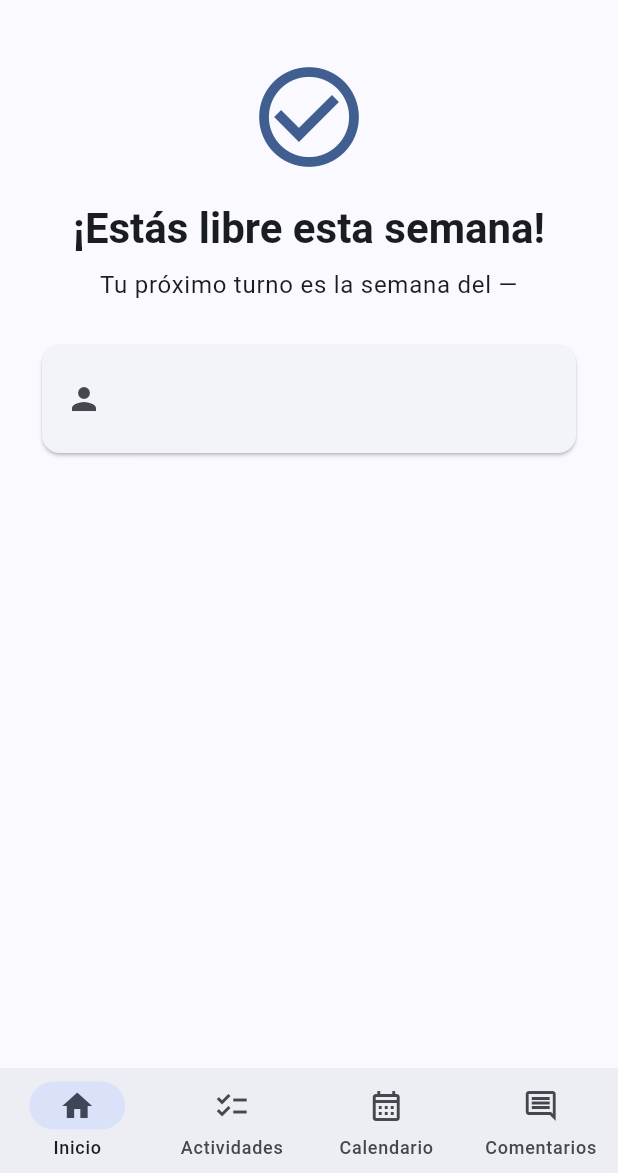
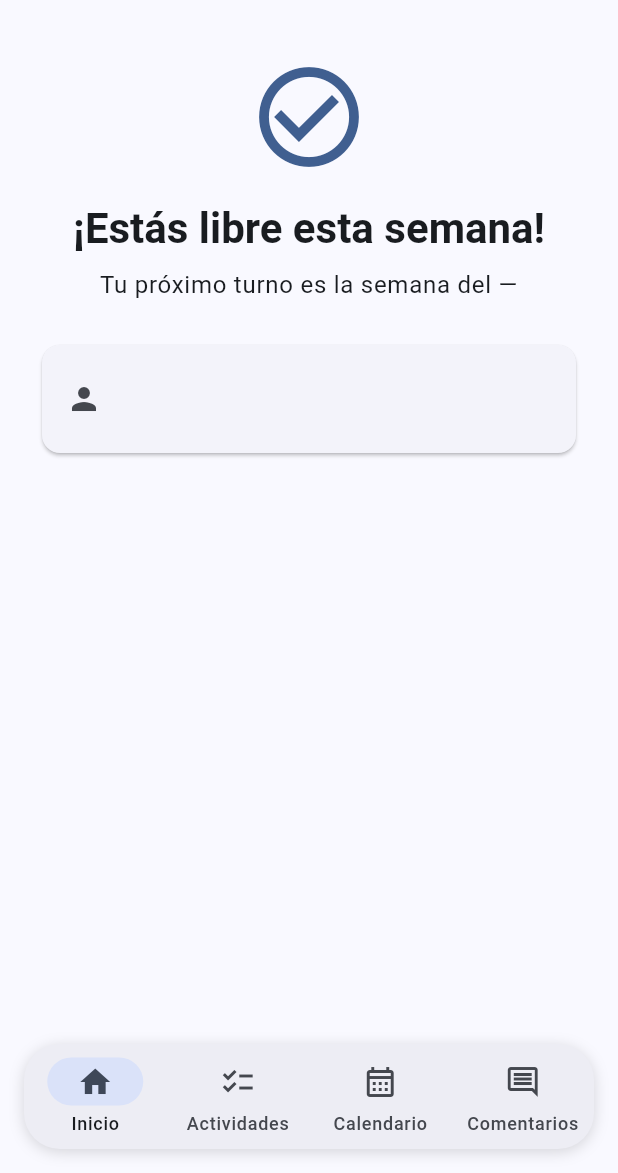
Before and after one commit to freddy-h2/flutter_cleanapp, a Flutter app: the screen it shows once a user with an empty profile is signed in, on a phone screen of 412 x 824 dp, the part 63-1236 px from its top. Run offline on Flutter 3.47's test engine with Material 3 defaults, Android fonts, the phone set to English and light mode, and no system bars; our stand-ins replace flutter_dotenv, flutter_local_notifications, supabase_flutter; accounts and stored records are empty.

Commit message:
Make bottom navigation bar floating with rounded corners (flutter_cleanapp-cx3.12)

```diff
--- a/lib/app.dart
+++ b/lib/app.dart
@@ -217,9 +217,25 @@ class _LimpyAppState extends State<LimpyApp> {
         ],
       ),
       body: IndexedStack(index: _currentIndex, children: _screens),
-      bottomNavigationBar: NavigationBar(
+      bottomNavigationBar: Container(
+        margin: const EdgeInsets.fromLTRB(16, 0, 16, 16),
+        decoration: BoxDecoration(
+          borderRadius: BorderRadius.circular(24),
+          boxShadow: [
+            BoxShadow(
+              color: Theme.of(context).shadowColor.withValues(alpha: 0.15),
+              blurRadius: 8,
+              offset: const Offset(0, 2),
+            ),
+          ],
+        ),
+        child: ClipRRect(
+          borderRadius: BorderRadius.circular(24),
+          child: NavigationBar(
             selectedIndex: _currentIndex,
-        onDestinationSelected: (index) => setState(() => _currentIndex = index),
+            onDestinationSelected: (index) =>
+                setState(() => _currentIndex = index),
+            height: 70,
             destinations: const [
               NavigationDestination(
                 icon: Icon(Icons.home_outlined),
@@ -242,6 +258,8 @@ class _LimpyAppState extends State<LimpyApp> {
                 label: 'Comentarios',
               ),
             ],
+          ),
+        ),
       ),
     );
   }
```
Lines whose indentation alone changed are shown as unchanged.
